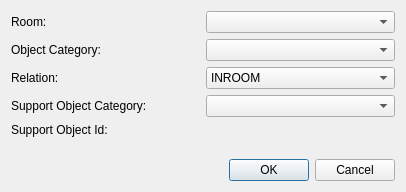
First picture: the form in subarchitectures/conceptual.sa/branches/avs-iros11/src/c++/conceptual/components/Tester/ObjectPlacePropertyDialog.ui, repository marc-hanheide/cogx, before the edit.
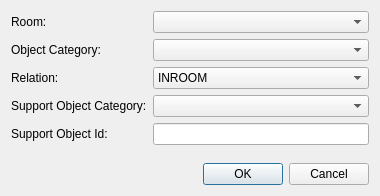
Second picture: the form after the edit.

What changed in the file:
```diff
--- a/subarchitectures/conceptual.sa/branches/avs-iros11/src/c++/conceptual/components/Tester/ObjectPlacePropertyDialog.ui
+++ b/subarchitectures/conceptual.sa/branches/avs-iros11/src/c++/conceptual/components/Tester/ObjectPlacePropertyDialog.ui
@@ -6,8 +6,8 @@
    <rect>
     <x>0</x>
     <y>0</y>
-    <width>406</width>
-    <height>192</height>
+    <width>380</width>
+    <height>196</height>
    </rect>
   </property>
   <property name="windowTitle">
@@ -15,44 +15,29 @@
   </property>
   <layout class="QVBoxLayout" name="verticalLayout">
    <item>
-    <layout class="QHBoxLayout" name="horizontalLayout_5">
-     <item>
+    <layout class="QGridLayout" name="gridLayout">
+     <item row="0" column="1">
+      <widget class="QComboBox" name="roomComboBox"/>
+     </item>
+     <item row="0" column="0">
       <widget class="QLabel" name="label_6">
        <property name="text">
         <string>Room:</string>
        </property>
       </widget>
      </item>
-     <item>
-      <widget class="QComboBox" name="comboBox_4"/>
+     <item row="1" column="1">
+      <widget class="QComboBox" name="objectCategoryComboBox"/>
      </item>
-    </layout>
-   </item>
-   <item>
-    <layout class="QHBoxLayout" name="horizontalLayout_2">
-     <item>
+     <item row="1" column="0">
       <widget class="QLabel" name="label_2">
        <property name="text">
         <string>Object Category:</string>
        </property>
       </widget>
      </item>
-     <item>
-      <widget class="QComboBox" name="comboBox_2"/>
-     </item>
-    </layout>
-   </item>
-   <item>
-    <layout class="QHBoxLayout" name="horizontalLayout">
-     <item>
-      <widget class="QLabel" name="label">
-       <property name="text">
-        <string>Relation:</string>
-       </property>
-      </widget>
-     </item>
-     <item>
-      <widget class="QComboBox" name="comboBox">
+     <item row="2" column="1">
+      <widget class="QComboBox" name="relationComboBox">
        <item>
         <property name="text">
          <string>INROOM</string>
@@ -70,38 +55,33 @@
        </item>
       </widget>
      </item>
-    </layout>
-   </item>
-   <item>
-    <layout class="QHBoxLayout" name="horizontalLayout_3">
-     <item>
+     <item row="2" column="0">
+      <widget class="QLabel" name="label">
+       <property name="text">
+        <string>Relation:</string>
+       </property>
+      </widget>
+     </item>
+     <item row="3" column="1">
+      <widget class="QComboBox" name="supportObjectCategoryComboBox"/>
+     </item>
+     <item row="3" column="0">
       <widget class="QLabel" name="label_3">
        <property name="text">
         <string>Support Object Category:</string>
        </property>
       </widget>
      </item>
-     <item>
-      <widget class="QComboBox" name="comboBox_3"/>
+     <item row="4" column="1">
+      <widget class="QLineEdit" name="supportObjectIdLineEdit"/>
      </item>
-    </layout>
-   </item>
-   <item>
-    <layout class="QHBoxLayout" name="horizontalLayout_4">
-     <item>
+     <item row="4" column="0">
       <widget class="QLabel" name="label_4">
        <property name="text">
         <string>Support Object Id:</string>
        </property>
       </widget>
      </item>
-     <item>
-      <widget class="QLabel" name="label_5">
-       <property name="text">
-        <string/>
-       </property>
-      </widget>
-     </item>
     </layout>
    </item>
    <item>
```
Left out of the diff: 35 changed lines with no effect on the pictures.
